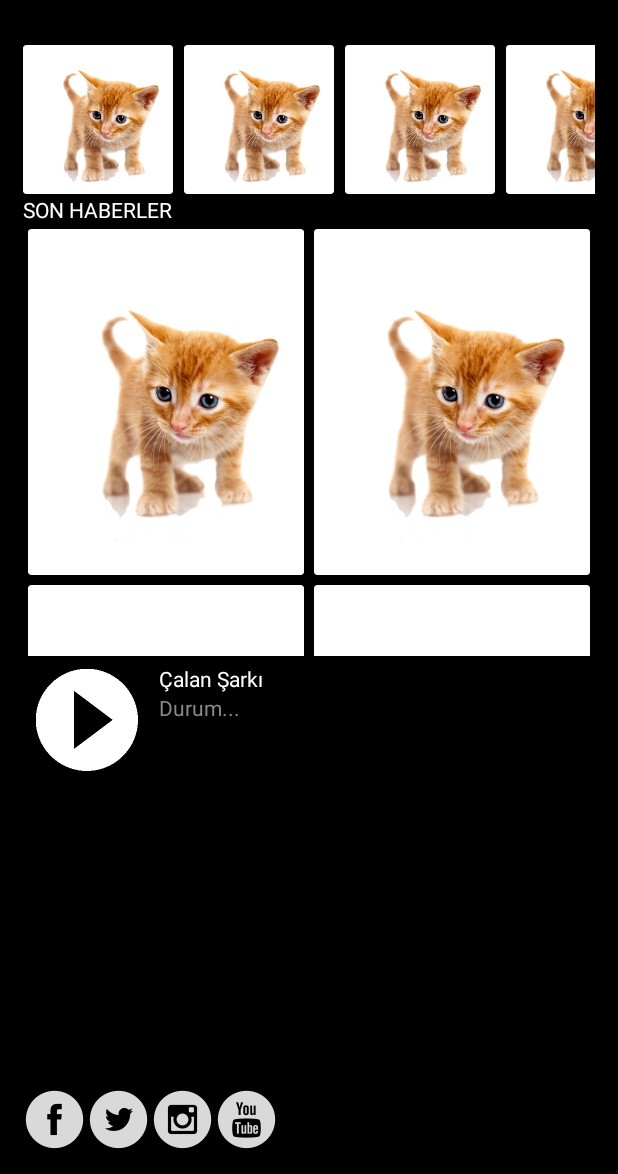
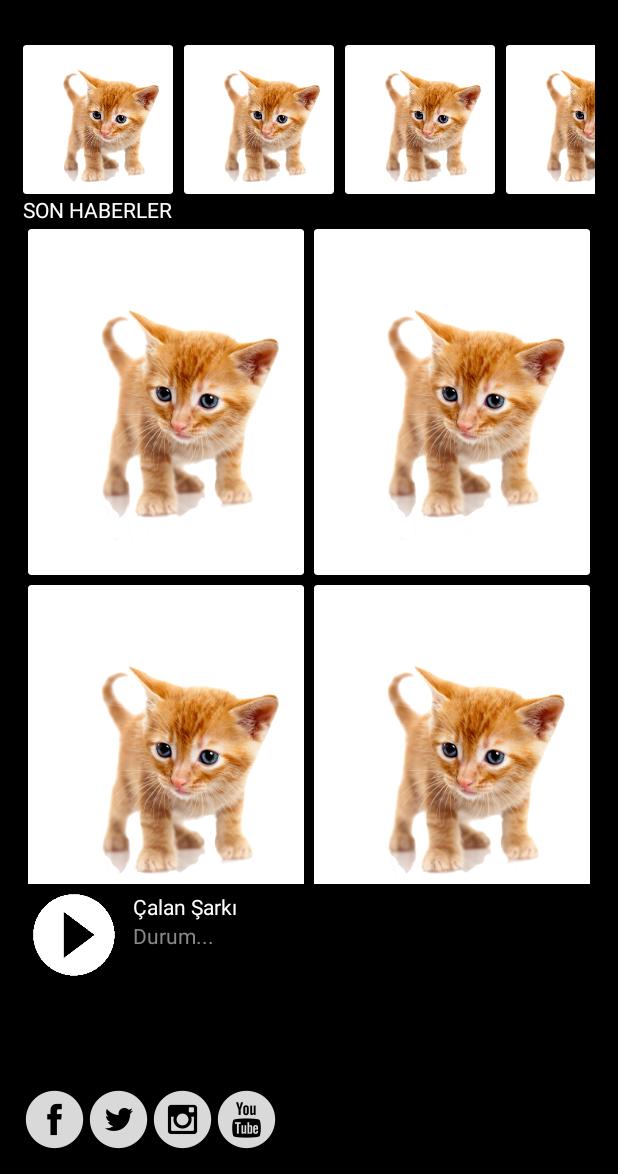
Before and after one commit to kymkbllr/cover-evi, an Android app: the screen it shows after launch (MainActivity), on a phone screen of 412 x 824 dp, the part 62-1236 px from its top. Run offline under Robolectric (Android 15) with nearby library versions, the phone set to English and light mode, and no system bars.

Commit message:
//ıntentler oluşturuldu.

```diff
--- a/app/src/main/AndroidManifest.xml
+++ b/app/src/main/AndroidManifest.xml
@@ -15,6 +15,11 @@
                 <category android:name="android.intent.category.LAUNCHER" />
             </intent-filter>
         </activity>
+        <activity android:name=".hakkimizda" />
+        <activity android:name=".iletisim" />
+        <activity android:name=".coverlar" />
+        <activity android:name=".cekimlerimiz" />
+        <activity android:name=".etkinlikler"></activity>
     </application>
 
 </manifest>
--- a/app/src/main/java/com/coverevi/coverevi/MainActivity.java
+++ b/app/src/main/java/com/coverevi/coverevi/MainActivity.java
@@ -11,6 +11,7 @@ import android.view.MenuItem;
 import android.view.View;
 import android.widget.GridView;
 import android.widget.HorizontalScrollView;
+import android.widget.LinearLayout;
 import android.widget.ListView;
 
 public class MainActivity extends AppCompatActivity {
@@ -24,10 +25,6 @@ public class MainActivity extends AppCompatActivity {
         super.onCreate(savedInstanceState);
         setContentView(R.layout.activity_main);
 
-        // TODO: GridView screen genişliğine göre otomatik ayarlanacak
-        GridView gridView = (GridView) findViewById(R.id.gdHaber);
-        HaberAdapter haberAdapter = new HaberAdapter(this );
-        gridView.setAdapter(haberAdapter);
 
         listView = (ListView) findViewById(R.id.navList);
         drawerLayout = (DrawerLayout)findViewById(R.id.drawer_layout);
@@ -39,16 +36,24 @@ public class MainActivity extends AppCompatActivity {
         getSupportActionBar().setDisplayHomeAsUpEnabled(true);
         getSupportActionBar().setHomeButtonEnabled(true);
 
-
-
         LinearLayoutManager layoutManager
                 = new LinearLayoutManager(this, LinearLayoutManager.HORIZONTAL, false);
+
+        // Burada ilk açılışta ekran gelir.
+        View view = getLayoutInflater().inflate(R.layout.anasayfa, null);
+
+        LinearLayout ana_layout = (LinearLayout) findViewById(R.id.ana_icerik);
+        ana_layout.addView(view);
+
+        // TODO: GridView screen genişliğine göre otomatik ayarlanacak
+        GridView gridView = (GridView) findViewById(R.id.gdHaber);
+        HaberAdapter haberAdapter = new HaberAdapter(this );
+        gridView.setAdapter(haberAdapter);
 
         RecyclerView recyclerView = (RecyclerView) findViewById(R.id.rcYoutube);
         recyclerView.setLayoutManager(layoutManager);
         YoutubeAdapter youtubeAdapter = new YoutubeAdapter(this);
         recyclerView.setAdapter(youtubeAdapter);
-
 
     }
 
--- a/app/src/main/java/com/coverevi/coverevi/NavigationDrawer.java
+++ b/app/src/main/java/com/coverevi/coverevi/NavigationDrawer.java
@@ -2,6 +2,7 @@ package com.coverevi.coverevi;
 
 import android.app.Activity;
 import android.content.Context;
+import android.content.Intent;
 import android.view.LayoutInflater;
 import android.view.View;
 import android.view.ViewGroup;
@@ -10,6 +11,7 @@ import android.widget.Button;
 
 public class NavigationDrawer extends BaseAdapter{
 
+    private Activity activity;
     private LayoutInflater layoutInflater;
     private String [] menuogeleri;
 
@@ -20,8 +22,11 @@ public class NavigationDrawer extends BaseAdapter{
                 "hakkımızda",
                 "iletişim",
                 "çekimlerimiz",
-                "etkinlikler"
+                "etkinlikler",
+                "coverlar"
         };
+
+        this.activity = activity;
     }
 
     @Override
@@ -40,12 +45,28 @@ public class NavigationDrawer extends BaseAdapter{
     }
 
     @Override
-    public View getView(int position, View convertView, ViewGroup parent) {
+    public View getView(final int position, View convertView, ViewGroup parent) {
         View view = layoutInflater.inflate(R.layout.nav_item, null);
 
         Button btn = (Button) view.findViewById(R.id.nav_item);
         btn.setText(menuogeleri[position]);
+        btn.setOnClickListener(new View.OnClickListener() {
+            @Override
+            public void onClick(View v) {
+                Intent intent;
 
+                switch (position) {
+                    default: intent = new Intent(activity, MainActivity.class); break;
+                    case 1: intent = new Intent(activity, hakkimizda.class); break;
+                    case 2: intent = new Intent(activity, iletisim.class); break;
+                    case 3: intent = new Intent(activity, cekimlerimiz.class); break;
+                    case 4: intent = new Intent(activity, etkinlikler.class); break;
+                    case 5: intent = new Intent(activity, coverlar.class); break;
+                }
+
+                activity.startActivity(intent);
+            }
+        });
         return view;
 
     }
--- a/app/src/main/res/layout/activity_main.xml
+++ b/app/src/main/res/layout/activity_main.xml
@@ -10,111 +10,12 @@ android:id="@+id/drawer_layout">
 
 <LinearLayout
     android:layout_width="match_parent"
-    android:layout_height="match_parent">
+    android:layout_height="match_parent"
+    android:id="@+id/ana_icerik">
+
     <!-- Test yorum satırı -->
-    <LinearLayout xmlns:app="http://schemas.android.com/apk/res-auto"
-        xmlns:tools="http://schemas.android.com/tools"
-        android:layout_height="match_parent"
-        android:layout_width="match_parent"
-        android:orientation="vertical"
-        android:background="@color/colorDark"
-        android:padding="15dp"
-        xmlns:android="http://schemas.android.com/apk/res/android" >
-
-        <android.support.v7.widget.RecyclerView
-            android:layout_width="match_parent"
-            android:layout_height="100dp"
-            android:orientation="horizontal"
-            android:id="@+id/rcYoutube"
-            app:layoutManager="android.support.v7.widget.LinearLayoutManager" />
-
-        <TextView
-            android:layout_width="match_parent"
-            android:layout_height="wrap_content"
-            android:text="SON HABERLER"
-            android:textColor="@color/colorwhite"
-            tools:textStyle="bold" />
 
 
-        <GridView
-            android:layout_width="match_parent"
-            android:layout_height="match_parent"
-            android:layout_weight="1"
-            android:numColumns="2"
-            android:id="@+id/gdHaber">
-        </GridView>
-
-        <LinearLayout
-            android:layout_width="match_parent"
-            android:layout_height="match_parent"
-            android:layout_weight="1"
-            android:orientation="horizontal"
-            android:elevation="1dp">
-
-            <LinearLayout
-                android:layout_width="wrap_content"
-                android:layout_height="wrap_content"
-                android:layout_weight="1"
-                android:orientation="vertical">
-                <ImageView
-                    android:layout_width="wrap_content"
-                    android:layout_height="wrap_content"
-                    android:src="@drawable/play"
-                    android:adjustViewBounds="true" />
-            </LinearLayout>
-
-            <LinearLayout
-                android:layout_width="match_parent"
-                android:layout_height="match_parent"
-                android:layout_weight="1"
-                android:orientation="vertical"
-                android:padding="5dp">
-
-                <TextView
-                    android:layout_width="match_parent"
-                    android:layout_height="wrap_content"
-                    android:text="Çalan Şarkı"
-                    android:textColor="@color/colorwhite"/>
-                <TextView
-                    android:layout_width="match_parent"
-                    android:layout_height="wrap_content"
-                    android:text="Durum..."
-                    android:textColor="@color/colorgray" />
-            </LinearLayout>
-        </LinearLayout>
-
-        <LinearLayout
-            android:layout_width="match_parent"
-            android:layout_height="wrap_content">
-            <ImageButton
-                android:layout_width="wrap_content"
-                android:layout_height="wrap_content"
-                android:src="@drawable/facebook"
-                android:background="@color/trans" />
-
-            <ImageButton
-                android:layout_width="wrap_content"
-                android:layout_height="wrap_content"
-                android:src="@drawable/twitter"
-                android:background="@color/trans"
-                />
-
-
-            <ImageButton
-                android:layout_width="wrap_content"
-                android:layout_height="wrap_content"
-                android:src="@drawable/instagram"
-                android:background="@color/trans"/>
-
-            <ImageButton
-                android:layout_width="wrap_content"
-                android:layout_height="wrap_content"
-                android:src="@drawable/youtube"
-                android:background="@color/trans"/>
-
-        </LinearLayout>
-
-    </LinearLayout>
 </LinearLayout>
 
 <ListView
--- /dev/null
+++ b/app/src/main/res/layout/anasayfa.xml
@@ -0,0 +1,106 @@
+<?xml version="1.0" encoding="utf-8"?>
+<LinearLayout xmlns:app="http://schemas.android.com/apk/res-auto"
+    xmlns:tools="http://schemas.android.com/tools"
+    android:layout_height="match_parent"
+    android:layout_width="match_parent"
+    android:orientation="vertical"
+    android:background="@color/colorDark"
+    android:padding="15dp"
+    xmlns:android="http://schemas.android.com/apk/res/android" >
+
+    <android.support.v7.widget.RecyclerView
+        android:layout_width="match_parent"
+        android:layout_height="100dp"
+        android:orientation="horizontal"
+        android:id="@+id/rcYoutube"
+        app:layoutManager="android.support.v7.widget.LinearLayoutManager"
+        android:textAlignment="center"
+        />
+
+    <TextView
+        android:layout_width="match_parent"
+        android:layout_height="wrap_content"
+        android:text="SON HABERLER"
+        android:textColor="@color/colorwhite"
+        tools:textStyle="bold" />
+
+
+    <GridView
+        android:layout_width="match_parent"
+        android:layout_height="match_parent"
+        android:layout_weight="1"
+        android:numColumns="2"
+        android:id="@+id/gdHaber">
+    </GridView>
+
+    <LinearLayout
+        android:layout_width="match_parent"
+        android:layout_height="match_parent"
+        android:layout_weight="1"
+        android:orientation="horizontal"
+        android:elevation="1dp">
+
+        <LinearLayout
+            android:layout_width="wrap_content"
+            android:layout_height="wrap_content"
+            android:layout_weight="1"
+            android:orientation="vertical">
+            <ImageView
+                android:layout_width="wrap_content"
+                android:layout_height="wrap_content"
+                android:src="@drawable/play"
+                android:adjustViewBounds="true" />
+        </LinearLayout>
+
+        <LinearLayout
+            android:layout_width="match_parent"
+            android:layout_height="match_parent"
+            android:layout_weight="1"
+            android:orientation="vertical"
+            android:padding="5dp">
+
+            <TextView
+                android:layout_width="match_parent"
+                android:layout_height="wrap_content"
+                android:text="Çalan Şarkı"
+                android:textColor="@color/colorwhite"/>
+            <TextView
+                android:layout_width="match_parent"
+                android:layout_height="wrap_content"
+                android:text="Durum..."
+                android:textColor="@color/colorgray" />
+        </LinearLayout>
+    </LinearLayout>
+
+    <LinearLayout
+        android:layout_width="match_parent"
+        android:layout_height="wrap_content">
+        <ImageButton
+            android:layout_width="wrap_content"
+            android:layout_height="wrap_content"
+            android:src="@drawable/facebook"
+            android:background="@color/trans" />
+
+        <ImageButton
+            android:layout_width="wrap_content"
+            android:layout_height="wrap_content"
+            android:src="@drawable/twitter"
+            android:background="@color/trans"
+            />
+
+
+        <ImageButton
+            android:layout_width="wrap_content"
+            android:layout_height="wrap_content"
+            android:src="@drawable/instagram"
+            android:background="@color/trans"/>
+
+        <ImageButton
+            android:layout_width="wrap_content"
+            android:layout_height="wrap_content"
+            android:src="@drawable/youtube"
+            android:background="@color/trans"/>
+
+    </LinearLayout>
+
+</LinearLayout>
```
Also changed, not shown: app/src/main/java/com/coverevi/coverevi/cekimlerimiz.java (added, +13 -0 lines), app/src/main/java/com/coverevi/coverevi/coverlar.java (added, +13 -0 lines), app/src/main/java/com/coverevi/coverevi/etkinlikler.java (added, +13 -0 lines), app/src/main/java/com/coverevi/coverevi/hakkimizda.java (added, +13 -0 lines), app/src/main/java/com/coverevi/coverevi/iletisim.java (added, +13 -0 lines), app/src/main/res/layout/activity_cekimlerimiz.xml (added, +24 -0 lines), app/src/main/res/layout/activity_coverlar.xml (added, +24 -0 lines), app/src/main/res/layout/activity_etkinlikler.xml (added, +24 -0 lines), app/src/main/res/layout/activity_hakkimizda.xml (added, +24 -0 lines), app/src/main/res/layout/activity_iletisim.xml (added, +24 -0 lines).
